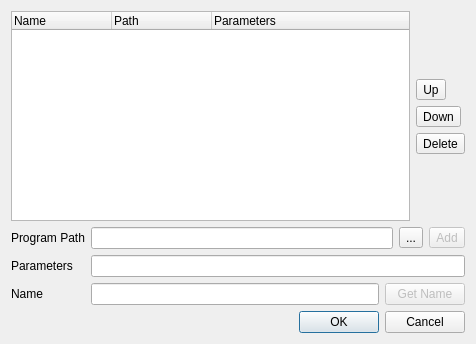
The window that enginelistdialog.ui (nullx002/mugo) describes before a commit, drawn with Qt 5.
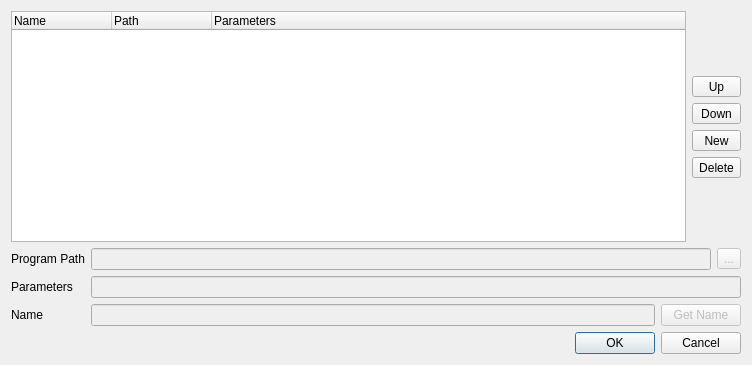
The same window after the commit. Icons and pictures are not drawn.

The edit to the form file:
```diff
--- a/enginelistdialog.ui
+++ b/enginelistdialog.ui
@@ -6,8 +6,8 @@
    <rect>
     <x>0</x>
     <y>0</y>
-    <width>476</width>
-    <height>344</height>
+    <width>752</width>
+    <height>365</height>
    </rect>
   </property>
   <property name="windowTitle">
@@ -58,6 +58,12 @@
        </item>
        <item>
         <widget class="QToolButton" name="upButton">
+         <property name="sizePolicy">
+          <sizepolicy hsizetype="Preferred" vsizetype="Fixed">
+           <horstretch>0</horstretch>
+           <verstretch>0</verstretch>
+          </sizepolicy>
+         </property>
          <property name="text">
           <string>Up</string>
          </property>
@@ -65,10 +71,19 @@
           <iconset>
            <normaloff>:/res/collectionup.png</normaloff>:/res/collectionup.png</iconset>
          </property>
+         <property name="toolButtonStyle">
+          <enum>Qt::ToolButtonTextBesideIcon</enum>
+         </property>
         </widget>
        </item>
        <item>
         <widget class="QToolButton" name="downButton">
+         <property name="sizePolicy">
+          <sizepolicy hsizetype="Preferred" vsizetype="Fixed">
+           <horstretch>0</horstretch>
+           <verstretch>0</verstretch>
+          </sizepolicy>
+         </property>
          <property name="text">
           <string>Down</string>
          </property>
@@ -76,10 +91,39 @@
           <iconset>
            <normaloff>:/res/collectiondown.png</normaloff>:/res/collectiondown.png</iconset>
          </property>
+         <property name="toolButtonStyle">
+          <enum>Qt::ToolButtonTextBesideIcon</enum>
+         </property>
+        </widget>
+       </item>
+       <item>
+        <widget class="QToolButton" name="newButton">
+         <property name="sizePolicy">
+          <sizepolicy hsizetype="Preferred" vsizetype="Fixed">
+           <horstretch>0</horstretch>
+           <verstretch>0</verstretch>
+          </sizepolicy>
+         </property>
+         <property name="text">
+          <string>New</string>
+         </property>
+         <property name="icon">
+          <iconset>
+           <normaloff>:/res/filenew.png</normaloff>:/res/filenew.png</iconset>
+         </property>
+         <property name="toolButtonStyle">
+          <enum>Qt::ToolButtonTextBesideIcon</enum>
+         </property>
         </widget>
        </item>
        <item>
         <widget class="QToolButton" name="deleteButton">
+         <property name="sizePolicy">
+          <sizepolicy hsizetype="Preferred" vsizetype="Fixed">
+           <horstretch>0</horstretch>
+           <verstretch>0</verstretch>
+          </sizepolicy>
+         </property>
          <property name="text">
           <string>Delete</string>
          </property>
@@ -87,6 +131,9 @@
           <iconset>
            <normaloff>:/res/removeself.png</normaloff>:/res/removeself.png</iconset>
          </property>
+         <property name="toolButtonStyle">
+          <enum>Qt::ToolButtonTextBesideIcon</enum>
+         </property>
         </widget>
        </item>
        <item>
@@ -121,29 +168,22 @@
      <item row="0" column="1">
       <layout class="QHBoxLayout" name="pathHorizontalLayout">
        <item>
-        <widget class="QLineEdit" name="pathEdit"/>
+        <widget class="QLineEdit" name="pathEdit">
+         <property name="enabled">
+          <bool>false</bool>
+         </property>
+        </widget>
        </item>
        <item>
         <widget class="QToolButton" name="browseButton">
+         <property name="enabled">
+          <bool>false</bool>
+         </property>
          <property name="text">
           <string>...</string>
          </property>
         </widget>
        </item>
-       <item>
-        <widget class="QToolButton" name="addButton">
-         <property name="enabled">
-          <bool>false</bool>
-         </property>
-         <property name="text">
-          <string>Add</string>
-         </property>
-         <property name="icon">
-          <iconset>
-           <normaloff>:/res/prevbranch.png</normaloff>:/res/prevbranch.png</iconset>
-         </property>
-        </widget>
-       </item>
       </layout>
      </item>
      <item row="1" column="0">
@@ -154,7 +194,11 @@
       </widget>
      </item>
      <item row="1" column="1">
-      <widget class="QLineEdit" name="parametersEdit"/>
+      <widget class="QLineEdit" name="parametersEdit">
+       <property name="enabled">
+        <bool>false</bool>
+       </property>
+      </widget>
      </item>
      <item row="2" column="0">
       <widget class="QLabel" name="nameLabel">
@@ -166,7 +210,11 @@
      <item row="2" column="1">
       <layout class="QHBoxLayout" name="nameHorizontalLayout">
        <item>
-        <widget class="QLineEdit" name="nameEdit"/>
+        <widget class="QLineEdit" name="nameEdit">
+         <property name="enabled">
+          <bool>false</bool>
+         </property>
+        </widget>
        </item>
        <item>
         <widget class="QPushButton" name="getNameButton">
```
